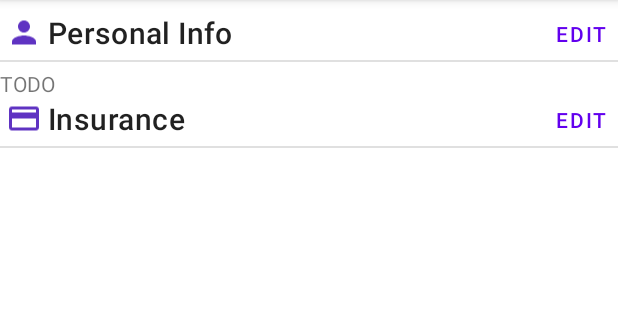
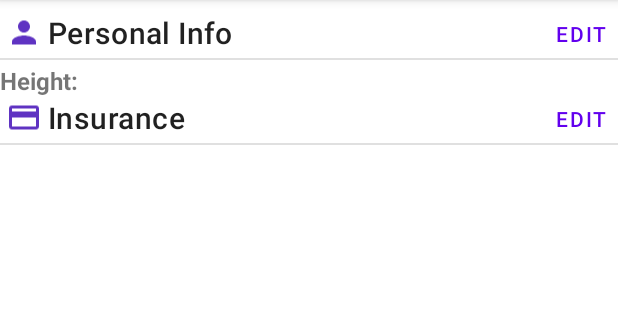
Before and after one commit to health-history-428/patient-app, an Android app: the InfoFragment screen opened directly, with no data from a screen before it, on a phone screen of 412 x 824 dp, the part 84-404 px from its top. Run offline under Robolectric (Android 15) with nearby library versions, the phone set to English and light mode, and no system bars; our stand-ins replace Dagger/Hilt's generated code, data binding; libraries missing offline, so code that uses them is left out: androidx.hilt.lifecycle.

Commit message:
work to begin displaying values in "personal info"
added new InfoItem component
fixed viewmodel to load patient info
added mock value for patient info

```diff
--- a/app/src/main/java/com/jacobgb24/healthhistory/api/MockApi.kt
+++ b/app/src/main/java/com/jacobgb24/healthhistory/api/MockApi.kt
@@ -58,7 +58,9 @@ class MockApi: ApiInterface {
     }
 
     override suspend fun getPatientInfo(): PatientInfo {
-        TODO("Not yet implemented")
+        return PatientInfo(22, "6'3\"","male",
+            Address("0 N 0 E", "", "Provo", "UT", "84606"),
+        listOf("Pollen", "Air"), emptyList(), listOf("Appendix Removal"), emptyList())
     }
 
     override suspend fun createPatientInfo(info: PatientInfo): PatientInfo {
--- a/app/src/main/java/com/jacobgb24/healthhistory/model/PatientInfo.kt
+++ b/app/src/main/java/com/jacobgb24/healthhistory/model/PatientInfo.kt
@@ -1,7 +1,7 @@
 package com.jacobgb24.healthhistory.model
 
 data class PatientInfo(
-    val patient_id: User = User(),
+//    val patient_id: User = User(),
     val age: Int = -1,
     val height: String = "",
     val gender: String = "",
--- /dev/null
+++ b/app/src/main/java/com/jacobgb24/healthhistory/ui_components/InfoItem.kt
@@ -0,0 +1,37 @@
+package com.jacobgb24.healthhistory.ui_components
+
+import android.content.Context
+import android.util.AttributeSet
+import android.view.LayoutInflater
+import android.view.View
+import androidx.constraintlayout.widget.ConstraintLayout
+import com.jacobgb24.healthhistory.R
+import com.jacobgb24.healthhistory.quickLog
+import kotlinx.android.synthetic.main.component_info_header.view.*
+import kotlinx.android.synthetic.main.component_info_item.view.*
+
+/**
+ * Header for a group of items in the "Personal Info" tab
+ * Contains icon, title, and edit button. Icon/title should be set in xml
+ */
+class InfoItem @JvmOverloads constructor(
+    context: Context, attrs: AttributeSet? = null, defStyleAttr: Int = 0
+) : ConstraintLayout(context, attrs, defStyleAttr) {
+
+    init {
+        LayoutInflater.from(context).inflate(R.layout.component_info_item, this, true)
+        attrs?.let {
+            val styledAttributes = context.obtainStyledAttributes(it, R.styleable.InfoItem, 0, 0)
+            info_item_key.text = styledAttributes.getString((R.styleable.InfoItem_itemKey))
+            info_item_val.text = styledAttributes.getString((R.styleable.InfoItem_itemVal))
+
+            styledAttributes.recycle()
+
+        }
+    }
+
+    fun setItemVal(value: String) {
+        quickLog("Set val called $value")
+        info_item_val.text = value
+    }
+}
--- a/app/src/main/java/com/jacobgb24/healthhistory/viewmodels/InfoViewModel.kt
+++ b/app/src/main/java/com/jacobgb24/healthhistory/viewmodels/InfoViewModel.kt
@@ -1,6 +1,7 @@
 package com.jacobgb24.healthhistory.viewmodels
 
 import androidx.hilt.lifecycle.ViewModelInject
+import androidx.lifecycle.LiveData
 import androidx.lifecycle.MutableLiveData
 import androidx.lifecycle.ViewModel
 import androidx.lifecycle.liveData
@@ -8,6 +9,8 @@ import com.jacobgb24.healthhistory.api.ApiWrapper
 import com.jacobgb24.healthhistory.model.Address
 import com.jacobgb24.healthhistory.model.Insurance
 import com.jacobgb24.healthhistory.model.PatientInfo
+import com.jacobgb24.healthhistory.quickLog
+import kotlinx.coroutines.withContext
 import kotlin.coroutines.CoroutineContext
 
 class InfoViewModel @ViewModelInject constructor(
@@ -15,13 +18,12 @@ class InfoViewModel @ViewModelInject constructor(
     dispatcher: CoroutineContext
 ) : ViewModel() {
 
-    val patientInfo: MutableLiveData<PatientInfo?> = MutableLiveData(null)
-    val insurance: MutableLiveData<Insurance?> = MutableLiveData(null)
+    val patientInfo: LiveData<PatientInfo?> = liveData(dispatcher) {
+        emit(api.getPatientInfo())
+    }
 
-    init {
-        liveData<Any>(dispatcher) {
-            insurance.value = api.getInsurance()
-            patientInfo.value = api.getPatientInfo()
-        }
+    val insurance: LiveData<Insurance> = liveData(dispatcher) {
+        api.getInsurance()
     }
+
 }
--- a/app/src/main/java/com/jacobgb24/healthhistory/views/InfoFragment.kt
+++ b/app/src/main/java/com/jacobgb24/healthhistory/views/InfoFragment.kt
@@ -7,8 +7,10 @@ import android.view.ViewGroup
 import androidx.databinding.DataBindingUtil
 import androidx.fragment.app.Fragment
 import androidx.fragment.app.activityViewModels
+import androidx.lifecycle.Observer
 import com.jacobgb24.healthhistory.R
 import com.jacobgb24.healthhistory.databinding.FragmentPersonalInfoBinding
+import com.jacobgb24.healthhistory.quickLog
 import com.jacobgb24.healthhistory.viewmodels.InfoViewModel
 import dagger.hilt.android.AndroidEntryPoint
 
@@ -24,7 +26,9 @@ class InfoFragment: Fragment() {
         binding.lifecycleOwner = viewLifecycleOwner
         binding.viewmodel = model
 
-
+        model.patientInfo.observe(viewLifecycleOwner, Observer {
+            quickLog("info updated: $it")
+        })
 
         return binding.root
     }
--- a/app/src/main/res/layout/component_info_header.xml
+++ b/app/src/main/res/layout/component_info_header.xml
@@ -1,38 +1,42 @@
 <?xml version="1.0" encoding="utf-8"?>
-<merge
-    xmlns:android="http://schemas.android.com/apk/res/android"
+<merge xmlns:android="http://schemas.android.com/apk/res/android"
     xmlns:app="http://schemas.android.com/apk/res-auto">
+
     <ImageView
         android:id="@+id/info_header_icon"
         android:layout_width="wrap_content"
         android:layout_height="0dp"
+        android:paddingHorizontal="4dp"
+        app:layout_constraintBottom_toBottomOf="@id/info_header_title"
         app:layout_constraintStart_toStartOf="parent"
         app:layout_constraintTop_toTopOf="parent"
-        app:layout_constraintBottom_toBottomOf="@id/info_header_title"
-        android:paddingHorizontal="4dp"
         app:tint="@color/colorPrimaryDark" />
+
     <TextView
         android:id="@+id/info_header_title"
+        style="@style/TextAppearance.MaterialComponents.Headline6"
         android:layout_width="wrap_content"
-        style="@style/TextAppearance.MaterialComponents.Headline6"
         android:layout_height="wrap_content"
         app:layout_constraintStart_toEndOf="@id/info_header_icon"
-        app:layout_constraintTop_toTopOf="parent"/>
+        app:layout_constraintTop_toTopOf="parent" />
+
     <Button
         android:id="@+id/info_header_button"
+        style="@style/Widget.MaterialComponents.Button.TextButton"
         android:layout_width="wrap_content"
-        android:layout_height="wrap_content"
+        android:layout_height="42dp"
+        android:minHeight="0dp"
+        android:text="EDIT"
+        android:textAlignment="textEnd"
+        app:layout_constraintBottom_toBottomOf="@id/info_header_title"
         app:layout_constraintEnd_toEndOf="parent"
-        app:layout_constraintTop_toTopOf="parent"
-        app:layout_constraintBottom_toBottomOf="@id/info_header_title"
-        android:textAlignment="textEnd"
-        style="@style/Widget.MaterialComponents.Button.TextButton"
-        android:text="EDIT"/>
+        app:layout_constraintTop_toTopOf="parent" />
 
-    <View style="@style/Divider"
+    <View
+        style="@style/Divider"
+        app:layout_constraintBottom_toBottomOf="parent"
         app:layout_constraintStart_toStartOf="parent"
-        app:layout_constraintTop_toBottomOf="@id/info_header_title"
-        app:layout_constraintBottom_toBottomOf="parent"/>
+        app:layout_constraintTop_toBottomOf="@id/info_header_title" />
 
 
 </merge>
--- /dev/null
+++ b/app/src/main/res/layout/component_info_item.xml
@@ -0,0 +1,25 @@
+<?xml version="1.0" encoding="utf-8"?>
+<merge xmlns:android="http://schemas.android.com/apk/res/android"
+    xmlns:app="http://schemas.android.com/apk/res-auto"
+    android:layout_width="match_parent"
+    android:paddingVertical="2dp"
+    android:layout_height="match_parent">
+
+    <TextView
+        android:id="@+id/info_item_key"
+        android:layout_height="wrap_content"
+        android:layout_width="wrap_content"
+        android:textSize="16sp"
+        app:layout_constraintTop_toTopOf="parent"
+        app:layout_constraintStart_toStartOf="parent"
+        android:textStyle="bold"/>
+
+    <TextView
+        android:id="@+id/info_item_val"
+        android:layout_height="wrap_content"
+        android:layout_width="wrap_content"
+        android:textSize="16sp"
+        android:layout_marginStart="4dp"
+        app:layout_constraintTop_toTopOf="parent"
+        app:layout_constraintStart_toEndOf="@id/info_item_key"/>
+</merge>
--- a/app/src/main/res/layout/fragment_personal_info.xml
+++ b/app/src/main/res/layout/fragment_personal_info.xml
@@ -20,10 +20,11 @@
                 app:layout_constraintTop_toTopOf="parent"
                 app:headerTitle="Personal Info"
                 app:headerIcon="@drawable/ic_person"/>
-            <TextView
+            <com.jacobgb24.healthhistory.ui_components.InfoItem
                 android:layout_width="wrap_content"
                 android:layout_height="wrap_content"
-                android:text="TODO"/>
+                app:itemKey="Height:"
+                app:itemVal='@{viewmodel.patientInfo.height ?? ""}'/>
 
 
 
--- a/app/src/main/res/values/attrs.xml
+++ b/app/src/main/res/values/attrs.xml
@@ -4,4 +4,9 @@
         <attr name="headerTitle" format="string"/>
         <attr name="headerIcon" format="integer"/>
     </declare-styleable>
+
+    <declare-styleable name="InfoItem">
+        <attr name="itemKey" format="string"/>
+        <attr name="itemVal" format="string"/>
+    </declare-styleable>
 </resources>
```
